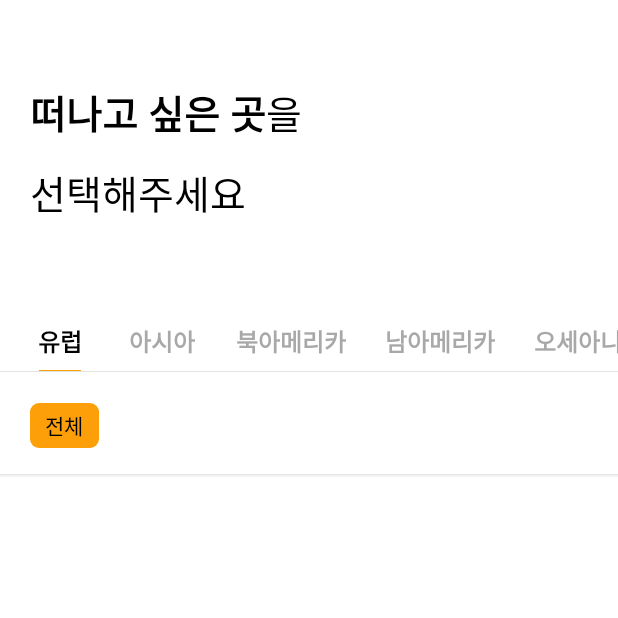
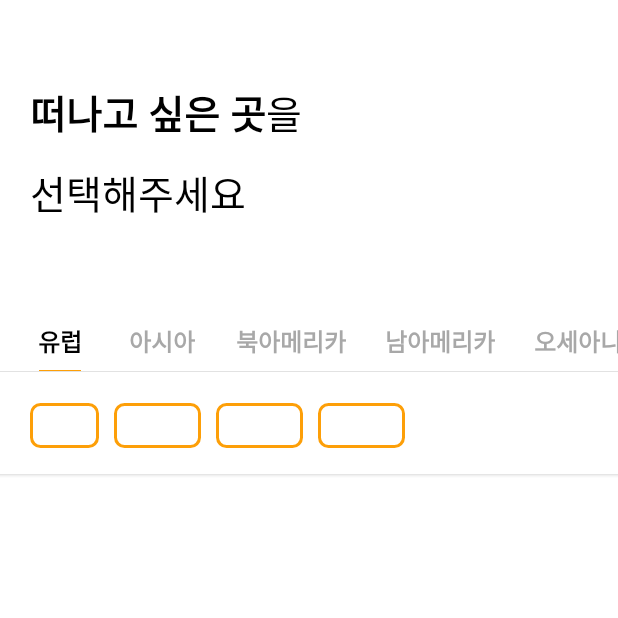
Before and after one commit to CHOI-SEUNGJUN/WITH_Android, an Android app: the RegionEuropeFragment screen opened directly, with no data from a screen before it, on a phone screen of 412 x 824 dp, the top half of it. Run offline under Robolectric (Android 15) with nearby library versions, the phone set to English and light mode, and no system bars.

Commit message:
region modify

```diff
--- a/app/src/main/java/com/with/app/ui/postlist/RegionEuropeFragment.kt
+++ b/app/src/main/java/com/with/app/ui/postlist/RegionEuropeFragment.kt
@@ -26,17 +26,7 @@ class RegionEuropeFragment : Fragment() {
 
     override fun onViewCreated(view: View, savedInstanceState: Bundle?) {
         super.onViewCreated(view, savedInstanceState)
-        btn_europe_all.setOnTouchListener { _: View, event:MotionEvent ->
-            when(event.action) {
-                MotionEvent.ACTION_DOWN -> {
-                    btn_europe_all.setBackgroundResource(R.drawable.africaall_selected_btn)
-                }
-                MotionEvent.ACTION_UP -> {
-                    btn_europe_all.setBackgroundResource(R.drawable.westeurope_unselected_btn)
-                }
-            }
-            true
-        }
+
     }
 
     companion object {
--- /dev/null
+++ b/app/src/main/res/drawable/btn_region.xml
@@ -0,0 +1,20 @@
+<?xml version="1.0" encoding="utf-8"?>
+<selector xmlns:android="http://schemas.android.com/apk/res/android">
+
+    <item android:state_checked="false">
+        <shape>
+            <stroke android:color="@color/colorPrimary"
+                android:width="2dp"/>
+            <solid android:color="@color/colorWhite"/>
+            <corners android:radius="6dp"/>
+        </shape>
+    </item>
+
+    <item android:state_checked="true">
+        <shape>
+            <solid android:color="@color/colorPrimary"/>
+            <corners android:radius="6dp"/>
+        </shape>
+    </item>
+
+</selector>
--- a/app/src/main/res/drawable/selected_region_detail.xml
+++ /dev/null
@@ -1,6 +0,0 @@
-<?xml version="1.0" encoding="utf-8"?>
-<shape xmlns:android="http://schemas.android.com/apk/res/android">
-    android:shape="rectangle">
-    <corners android:radius="6dp"/>
-    <solid android:color="@color/colorPrimary"/>
-</shape>
--- a/app/src/main/res/layout/fragment_region_europe.xml
+++ b/app/src/main/res/layout/fragment_region_europe.xml
@@ -26,37 +26,93 @@
             android:background="@drawable/shadow_toolbar"
             >
 
-                <RadioGroup
-                    android:layout_width="wrap_content"
-                    android:layout_height="wrap_content"
-                    app:layout_constraintStart_toStartOf="parent"
-                    app:layout_constraintTop_toTopOf="parent"
-                    app:layout_constraintBottom_toBottomOf="parent">
 
                     <androidx.constraintlayout.widget.ConstraintLayout
                         android:layout_width="wrap_content"
                         android:layout_height="71dp"
                         android:orientation="vertical" >
 
+                        <RadioGroup
+                            android:layout_width="wrap_content"
+                            android:layout_height="wrap_content"
+                            android:orientation="horizontal"
+                            app:layout_constraintBottom_toBottomOf="parent"
+                            app:layout_constraintStart_toStartOf="parent"
+                            app:layout_constraintTop_toTopOf="parent">
+
+
                             <RadioButton
-                            android:id="@+id/radioButton"
+                                android:id="@+id/btn_europe_all"
                                 android:layout_width="46dp"
                                 android:layout_height="30dp"
-                            app:layout_constraintStart_toStartOf="parent"
-                            app:layout_constraintTop_toTopOf="parent"
-                            app:layout_constraintBottom_toBottomOf="parent"
                                 android:layout_marginStart="20dp"
-                            android:background="@drawable/selected_region_detail"
+                                android:background="@drawable/btn_region"
                                 android:button="@android:color/transparent"
                                 android:gravity="center"
                                 android:padding="0dp"
                                 android:paddingEnd="0dp"
                                 android:scrollbarSize="0dp"
                                 android:text="전체"
-                            tools:layout_editor_absoluteY="67dp" />
+                                android:textColor="#FFFFFF"
+                                app:layout_constraintBottom_toBottomOf="parent"
+                                app:layout_constraintStart_toStartOf="parent"
+                                app:layout_constraintTop_toTopOf="parent" />
+
+                            <RadioButton
+                                android:id="@+id/btn_europe_west"
+                                android:layout_width="58dp"
+                                android:layout_height="30dp"
+                                android:layout_marginStart="10dp"
+                                android:background="@drawable/btn_region"
+                                android:button="@android:color/transparent"
+                                android:gravity="center"
+                                android:padding="0dp"
+                                android:paddingEnd="0dp"
+                                android:scrollbarSize="0dp"
+                                android:text="서유럽"
+                                android:textColor="#FFFFFF"
+                                app:layout_constraintBottom_toBottomOf="parent"
+                                app:layout_constraintStart_toEndOf="@id/btn_europe_all"
+                                app:layout_constraintTop_toTopOf="parent" />
+
+                            <RadioButton
+                                android:id="@+id/btn_europe_east"
+                                android:layout_width="58dp"
+                                android:layout_height="30dp"
+                                android:layout_marginStart="10dp"
+                                android:background="@drawable/btn_region"
+                                android:button="@android:color/transparent"
+                                android:gravity="center"
+                                android:padding="0dp"
+                                android:paddingEnd="0dp"
+                                android:scrollbarSize="0dp"
+                                android:text="동유럽"
+                                android:textColor="#FFFFFF"
+                                app:layout_constraintBottom_toBottomOf="parent"
+                                app:layout_constraintStart_toEndOf="@id/btn_europe_west"
+                                app:layout_constraintTop_toTopOf="parent" />
+
+                            <RadioButton
+                                android:id="@+id/btn_europe_north"
+                                android:layout_width="58dp"
+                                android:layout_height="30dp"
+                                android:layout_marginStart="10dp"
+                                android:background="@drawable/btn_region"
+                                android:button="@android:color/transparent"
+                                android:gravity="center"
+                                android:padding="0dp"
+                                android:paddingEnd="0dp"
+                                android:scrollbarSize="0dp"
+                                android:text="북유럽"
+                                android:textColor="#FFFFFF"
+                                app:layout_constraintBottom_toBottomOf="parent"
+                                app:layout_constraintStart_toEndOf="@id/btn_europe_east"
+                                app:layout_constraintTop_toTopOf="parent" />
+                        </RadioGroup>
+
+
                     </androidx.constraintlayout.widget.ConstraintLayout>
 
-                </RadioGroup>
 
 
 
--- a/app/src/main/res/layout/fragment_region_korea.xml
+++ b/app/src/main/res/layout/fragment_region_korea.xml
@@ -35,7 +35,7 @@
                     android:layout_width="46dp"
                     android:layout_height="30dp"
                     android:layout_marginStart="20dp"
-                    android:background="@drawable/btn_region_detail"
+                    android:background="@drawable/btn_region"
                     android:fontFamily="sans-serif-condensed-medium"
                     android:insetTop="0dp"
                     android:insetBottom="0dp"
--- a/app/src/main/res/layout/fragment_region_north_america.xml
+++ b/app/src/main/res/layout/fragment_region_north_america.xml
@@ -36,7 +36,7 @@
                     android:layout_width="46dp"
                     android:layout_height="30dp"
                     android:layout_marginStart="20dp"
-                    android:background="@drawable/btn_region_detail"
+                    android:background="@drawable/btn_region"
                     android:insetTop="0dp"
                     android:insetBottom="0dp"
                     android:padding="0dp"
--- a/app/src/main/res/layout/fragment_region_oceania.xml
+++ b/app/src/main/res/layout/fragment_region_oceania.xml
@@ -36,7 +36,7 @@
                     android:layout_width="46dp"
                     android:layout_height="30dp"
                     android:layout_marginStart="20dp"
-                    android:background="@drawable/btn_region_detail"
+                    android:background="@drawable/btn_region"
                     android:fontFamily="sans-serif-condensed-medium"
                     android:insetTop="0dp"
                     android:insetBottom="0dp"
--- a/app/src/main/res/layout/fragment_region_south_america.xml
+++ b/app/src/main/res/layout/fragment_region_south_america.xml
@@ -9,7 +9,7 @@
     <!-- TODO: Update blank fragment layout -->
 
     <androidx.constraintlayout.widget.ConstraintLayout
-        android:id="@+id/cl_south_america_list_detail"
+        android:id="@+id/cl_south_america_detail"
         android:layout_width="0dp"
         android:layout_height="71dp"
         app:layout_constraintEnd_toEndOf="parent"
@@ -36,7 +36,7 @@
                     android:layout_width="46dp"
                     android:layout_height="30dp"
                     android:layout_marginStart="20dp"
-                    android:background="@drawable/btn_region_detail"
+                    android:background="@drawable/btn_region"
                     android:insetTop="0dp"
                     android:insetBottom="0dp"
                     android:padding="0dp"
```
Also changed, not shown: app/src/main/res/drawable/btn_region_detail.xml (deleted, +0 -7 lines), app/src/main/res/drawable/unselected_region_detail.xml (deleted, +0 -8 lines), app/src/main/res/layout/fragment_region_africa.xml (+4 -4 lines), app/src/main/res/layout/fragment_region_asia.xml (+6 -6 lines). Lines whose indentation alone changed are shown as unchanged.
